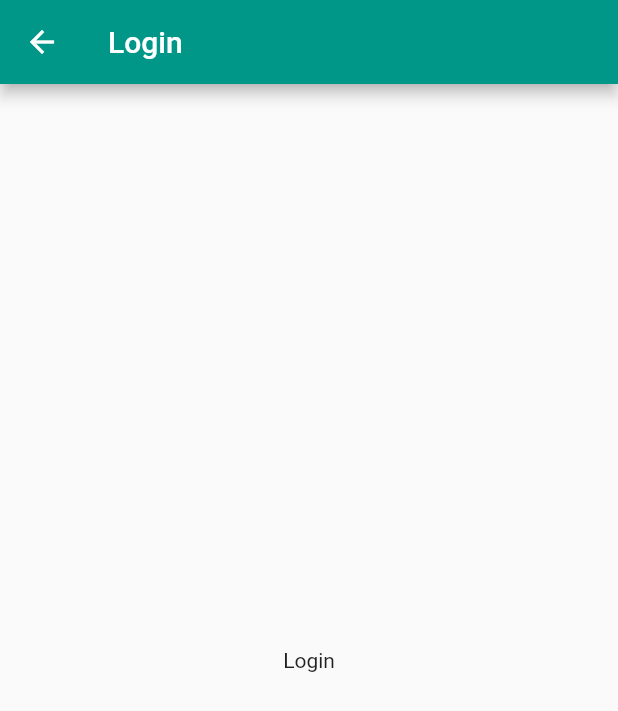
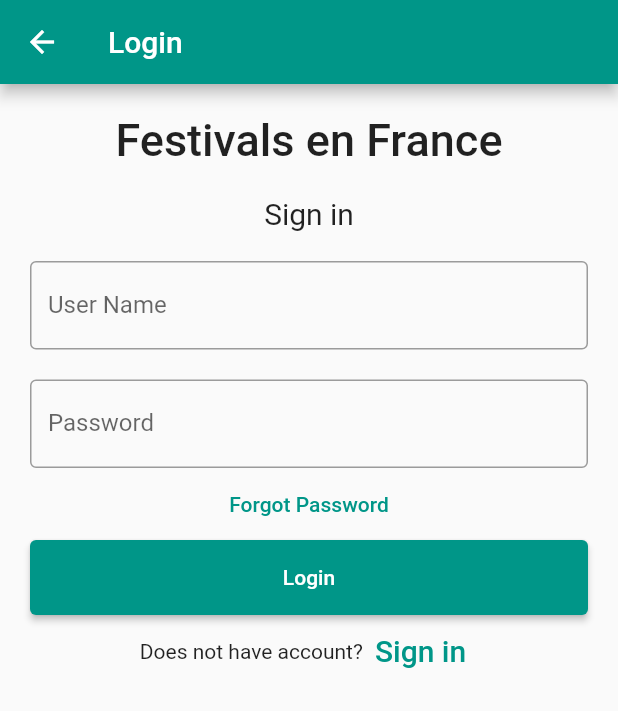
Before and after one commit to ErikaMiklos/zhack_a_front_mobile, a Flutter app: the LoginPage screen opened directly, on a phone screen of 412 x 824 dp. Shown: the top 711 px of the screen. Run offline on Flutter 3.47's test engine with Material 2 defaults, Android fonts, the light colour scheme and no system bars; our stand-ins replace bloc, carousel_slider, flutter_bloc.

Commit message:
ajout login page

```diff
--- a/lib/ui/pages/login.page.dart
+++ b/lib/ui/pages/login.page.dart
@@ -1,19 +1,18 @@
 import 'package:flutter/material.dart';
+import 'package:zhack_a_front_mobile/ui/widgets/login.widget.dart';
 
 
 class LoginPage extends StatelessWidget {
   const LoginPage({Key? key}) : super(key: key);
+
 
   @override
   Widget build(BuildContext context) {
     return Scaffold(
         appBar: AppBar(
           title: const Text("Login"),
-
         ),
-        body: const Center(
-          child : Text("Login")
-        )
+        body: const LoginWidget()
     );
   }
 }
--- a/lib/ui/pages/root.view.dart
+++ b/lib/ui/pages/root.view.dart
@@ -18,7 +18,7 @@ class RootView extends StatelessWidget {
             theme: state.themeData,
             routes: {
               "/": (context) => const HomePage(),
-              "/": (context) => const LoginPage(),
+              "/login": (context) => const LoginPage(),
               "/festivals": (context) => const ListPage(),
             },
             initialRoute: "/",
--- /dev/null
+++ b/lib/ui/widgets/login.widget.dart
@@ -0,0 +1,92 @@
+import 'package:flutter/material.dart';
+
+class LoginWidget extends StatefulWidget {
+  const LoginWidget({Key? key}) : super(key: key);
+
+  @override
+  State<LoginWidget> createState() => _MyStatefulWidgetState();
+}
+
+class _MyStatefulWidgetState extends State<LoginWidget> {
+  TextEditingController nameController = TextEditingController();
+  TextEditingController passwordController = TextEditingController();
+
+  @override
+  Widget build(BuildContext context) {
+    return Padding(
+        padding: const EdgeInsets.all(10),
+        child: ListView(
+          children: <Widget>[
+            Container(
+                alignment: Alignment.center,
+                padding: const EdgeInsets.all(10),
+                child: const Text(
+                  'Festivals en France',
+                  style: TextStyle(
+                      fontWeight: FontWeight.w500,
+                      fontSize: 30),
+                )),
+            Container(
+                alignment: Alignment.center,
+                padding: const EdgeInsets.all(10),
+                child: const Text(
+                  'Sign in',
+                  style: TextStyle(fontSize: 20),
+                )),
+            Container(
+              padding: const EdgeInsets.all(10),
+              child: TextField(
+                controller: nameController,
+                decoration: const InputDecoration(
+                  border: OutlineInputBorder(),
+                  labelText: 'User Name',
+                ),
+              ),
+            ),
+            Container(
+              padding: const EdgeInsets.fromLTRB(10, 10, 10, 0),
+              child: TextField(
+                obscureText: true,
+                controller: passwordController,
+                decoration: const InputDecoration(
+                  border: OutlineInputBorder(),
+                  labelText: 'Password',
+                ),
+              ),
+            ),
+            TextButton(
+              onPressed: () {
+                //forgot password screen
+              },
+              child: const Text('Forgot Password',),
+            ),
+            Container(
+                height: 50,
+                padding: const EdgeInsets.fromLTRB(10, 0, 10, 0),
+                child: ElevatedButton(
+                  child: const Text('Login'),
+                  onPressed: () {
+                    print(nameController.text);
+                    print(passwordController.text);
+                  },
+                )
+            ),
+            Row(
+              children: <Widget>[
+                const Text('Does not have account?'),
+                TextButton(
+                  child: const Text(
+                    'Sign in',
+                    style: TextStyle(fontSize: 20),
+                  ),
+                  onPressed: () {
+                    //signup screen
+                  },
+                )
+              ],
+              mainAxisAlignment: MainAxisAlignment.center,
+            ),
+          ],
+        ));
+  }
+}
```
Also changed, not shown: lib/ui/widgets/login.item.widget.dart (deleted).
